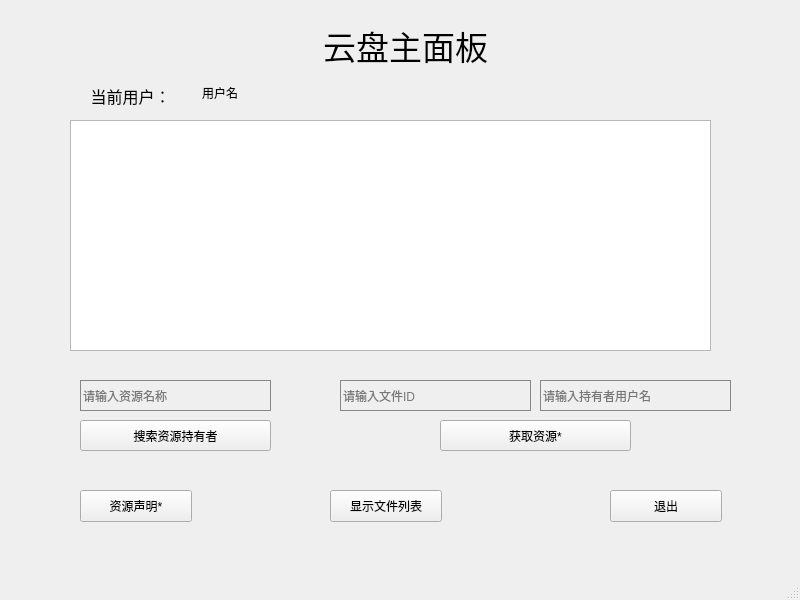
First picture: the form in pan/Ui_panWindow.ui, repository lilyht/socketproject, before the edit.
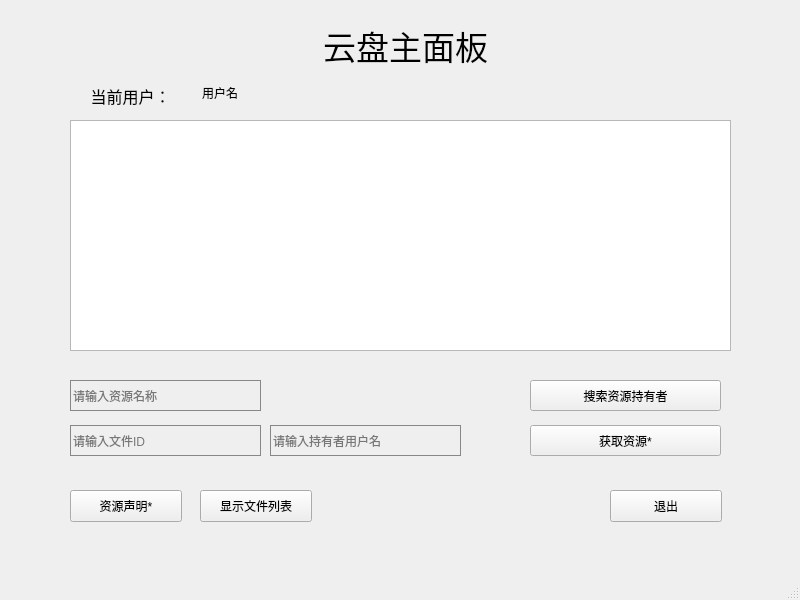
Second picture: the form after the edit.

Commit message: panWindow稍改

Diff of the .ui file:
```diff
--- a/pan/Ui_panWindow.ui
+++ b/pan/Ui_panWindow.ui
@@ -80,7 +80,7 @@
    <widget class="QLineEdit" name="searchLine">
     <property name="geometry">
      <rect>
-      <x>80</x>
+      <x>70</x>
       <y>380</y>
       <width>191</width>
       <height>31</height>
@@ -103,8 +103,8 @@
    <widget class="QPushButton" name="searchButton">
     <property name="geometry">
      <rect>
-      <x>80</x>
-      <y>420</y>
+      <x>530</x>
+      <y>380</y>
       <width>191</width>
       <height>31</height>
      </rect>
@@ -126,7 +126,7 @@
    <widget class="QPushButton" name="showButton">
     <property name="geometry">
      <rect>
-      <x>330</x>
+      <x>200</x>
       <y>490</y>
       <width>112</width>
       <height>32</height>
@@ -139,7 +139,7 @@
    <widget class="QPushButton" name="declareButton">
     <property name="geometry">
      <rect>
-      <x>80</x>
+      <x>70</x>
       <y>490</y>
       <width>112</width>
       <height>32</height>
@@ -152,8 +152,8 @@
    <widget class="QPushButton" name="queryButton">
     <property name="geometry">
      <rect>
-      <x>440</x>
-      <y>420</y>
+      <x>530</x>
+      <y>425</y>
       <width>191</width>
       <height>31</height>
      </rect>
@@ -174,8 +174,8 @@
    <widget class="QLineEdit" name="queryIdLine">
     <property name="geometry">
      <rect>
-      <x>340</x>
-      <y>380</y>
+      <x>70</x>
+      <y>425</y>
       <width>191</width>
       <height>31</height>
      </rect>
@@ -199,7 +199,7 @@
      <rect>
       <x>70</x>
       <y>120</y>
-      <width>641</width>
+      <width>661</width>
       <height>231</height>
      </rect>
     </property>
@@ -236,8 +236,8 @@
    <widget class="QLineEdit" name="queryUserLine">
     <property name="geometry">
      <rect>
-      <x>540</x>
-      <y>380</y>
+      <x>270</x>
+      <y>425</y>
       <width>191</width>
       <height>31</height>
      </rect>
```
Left out of the diff: 2 changed lines with no effect on the pictures. The commit also changes 1 other file.
